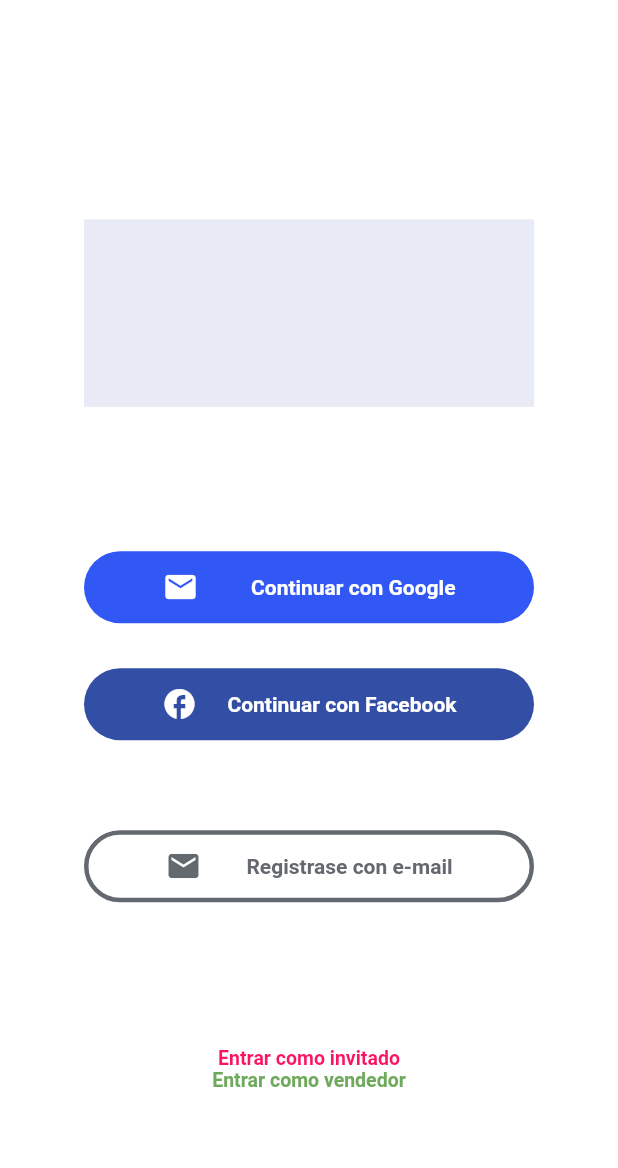
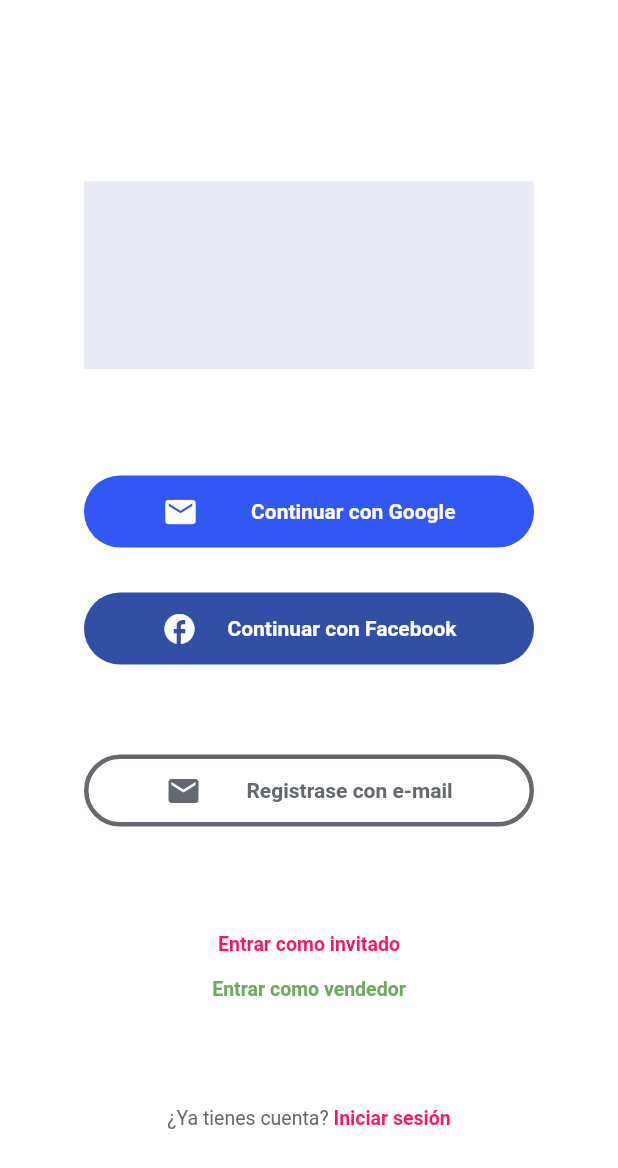
Before and after one commit to VivianaRojo12/MVP_193291, a Flutter app: the screen it shows after launch, on a phone screen of 412 x 824 dp. Shown: the top 1168 px of the screen. Run offline on Flutter 3.47's test engine with Material 2 defaults, Android fonts, the phone set to English and light mode, and no system bars.

Commit message:
Third test

```diff
--- a/firts_app_login/lib/main.dart
+++ b/firts_app_login/lib/main.dart
@@ -122,6 +122,9 @@
                       fontSize: 13,
                       fontWeight: FontWeight.bold),
                 ),
+                SizedBox(
+                  height: 15,
+                ),
                 Text('Entrar como vendedor',
                   style: TextStyle(
                       color: Color(0xF76AA757),
@@ -130,6 +133,22 @@
                 ),
               ],
             ),
+             Row(
+              mainAxisAlignment: MainAxisAlignment.center,
+              children: [
+                Text(
+                  "¿Ya tienes cuenta? ",
+                  style: TextStyle(color: Color(0xFF64686F),
+                  fontSize: 13,),
+                ),
+                Text("Iniciar sesión",
+                  style: TextStyle(
+                      color: Color(0xFFFC1460),
+                      fontSize: 13,
+                      fontWeight: FontWeight.bold),
+                )
+              ],
+            )
           ],
         ),
       ),
```
Also changed, not shown: firts_app_login/assets/logo-pets-home-300x287.png (added).
